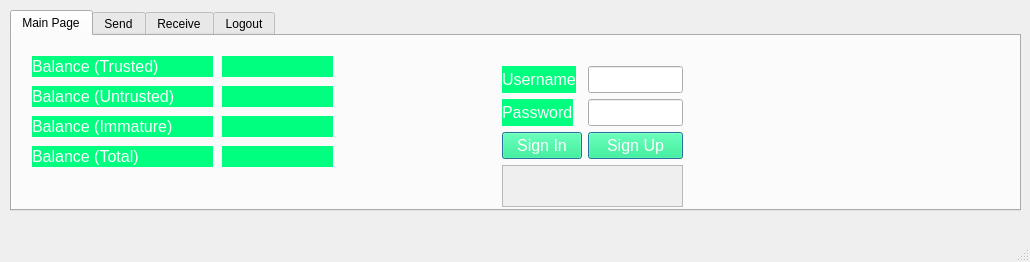
First picture: the form in mainwindow.ui, repository furkankamer/BitcoinWallet, before the edit.
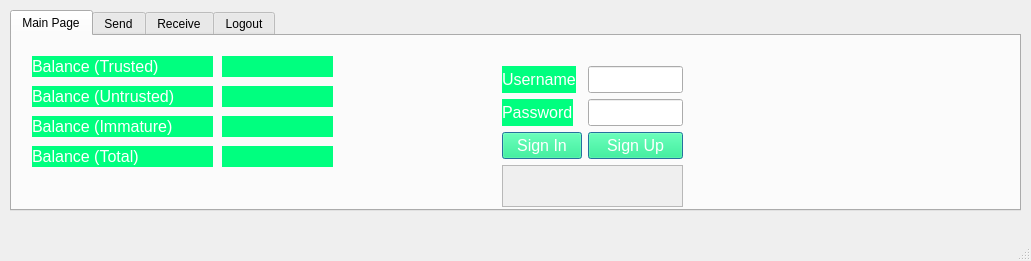
Second picture: the form after the edit. The open tabs and pages were chosen to show the change.

Patch:
```diff
--- a/mainwindow.ui
+++ b/mainwindow.ui
@@ -6,8 +6,8 @@
    <rect>
     <x>0</x>
     <y>0</y>
-    <width>1030</width>
-    <height>262</height>
+    <width>1031</width>
+    <height>261</height>
    </rect>
   </property>
   <property name="windowTitle">
```
Left out of the diff: 6 changed lines with no effect on the pictures.
